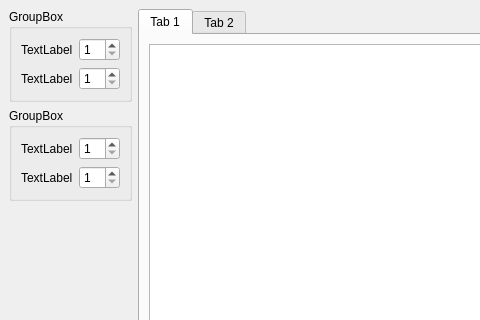
redbug312/ntuoc13-interview-scheduler, file src/main/resources/base/window.ui: the form before one commit; both pictures show x 0 to 480 and y 0 to 320 of the 800 by 600 pixel window.
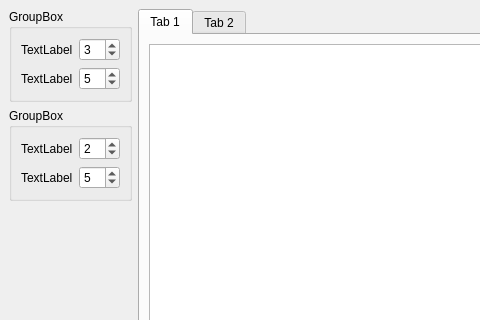
The form after the commit.

Commit message: Replace TableWidget with TableView

What changed in the file:
```diff
--- a/src/main/resources/base/window.ui
+++ b/src/main/resources/base/window.ui
@@ -44,6 +44,9 @@
              <property name="minimum">
               <number>1</number>
              </property>
+             <property name="value">
+              <number>3</number>
+             </property>
             </widget>
            </item>
            <item row="1" column="1">
@@ -51,6 +54,9 @@
              <property name="minimum">
               <number>1</number>
              </property>
+             <property name="value">
+              <number>5</number>
+             </property>
             </widget>
            </item>
           </layout>
@@ -85,6 +91,9 @@
              <property name="minimum">
               <number>1</number>
              </property>
+             <property name="value">
+              <number>2</number>
+             </property>
             </widget>
            </item>
            <item row="1" column="1">
@@ -92,6 +101,9 @@
              <property name="minimum">
               <number>1</number>
              </property>
+             <property name="value">
+              <number>5</number>
+             </property>
             </widget>
            </item>
           </layout>
```
Left out of the diff: 101 changed lines with no effect on the pictures. The commit also changes 2 other files.
